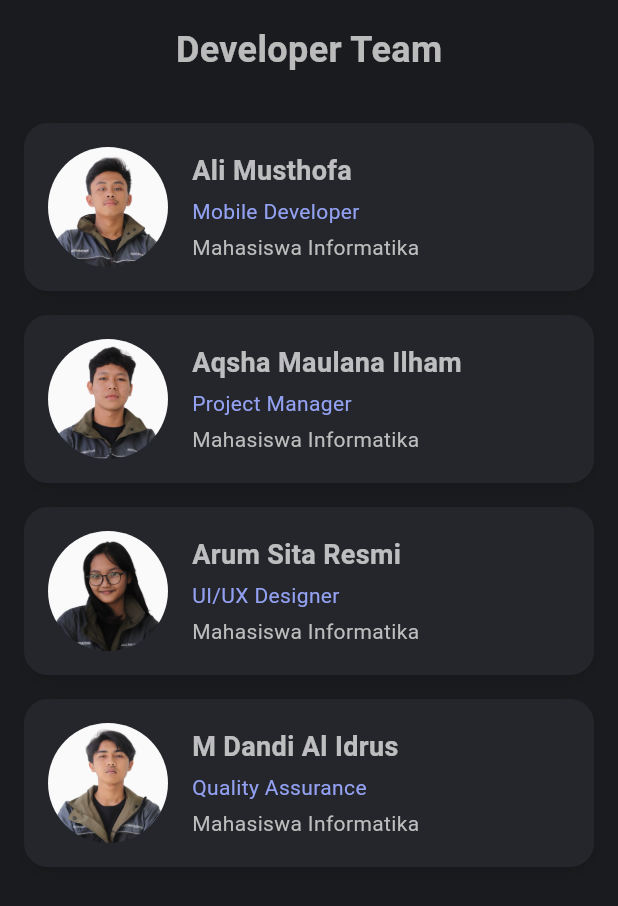
After one commit to Musthofali24/statistics-app-flutter, a Flutter app: the AboutScreen screen opened directly, on a phone screen of 412 x 824 dp. The commit adds this screen. Shown: the top 906 px of the screen. Run offline on Flutter 3.47's test engine with Material 3 defaults, Android fonts, the phone set to English and light mode, and no system bars; our stand-ins replace fl_chart, shared_preferences; accounts and stored records are empty.

Commit message:
feat(About): Add Page About

```diff
--- a/lib/core.dart
+++ b/lib/core.dart
@@ -8,5 +8,6 @@ export 'package:statiskita/screens/calculator_screen.dart';
 export 'package:statiskita/screens/home_screen.dart';
 export 'package:statiskita/screens/splash_screen.dart';
 export 'package:statiskita/screens/theory_screen.dart';
+export 'package:statiskita/screens/about_screen.dart';
 export 'package:statiskita/state_util.dart';
 export 'package:statiskita/widgets/theme_toggle.dart';
--- a/lib/providers/theme_provider.dart
+++ b/lib/providers/theme_provider.dart
@@ -37,7 +37,7 @@ class ThemeProvider with ChangeNotifier {
     scaffoldBackgroundColor: const Color(0xFF1A1B1E),
     colorScheme: const ColorScheme.dark(
       primary: Color(0xFF6B4EFF),
-      secondary: Color(0xFF9B85FF),
+      secondary: Color.fromARGB(255, 147, 161, 242),
       surface: Color(0xFF24262B),
       surfaceContainerHigh: Color(0xFF1A1B1E),
       onSurface: Colors.white,
@@ -109,7 +109,7 @@ class ThemeProvider with ChangeNotifier {
     scaffoldBackgroundColor: const Color(0xFFF5F5F5),
     colorScheme: const ColorScheme.light(
       primary: Color(0xFF6B4EFF),
-      secondary: Color(0xFF9B85FF),
+      secondary: Color.fromARGB(255, 147, 161, 242),
       surface: Colors.white,
       surfaceContainerHigh: Color(0xFFF5F5F5),
       onSurface: Color(0xFF1A1B1E),
--- /dev/null
+++ b/lib/screens/about_screen.dart
@@ -0,0 +1,163 @@
+import 'package:flutter/material.dart';
+import 'package:url_launcher/url_launcher.dart';
+
+class AboutScreen extends StatelessWidget {
+  const AboutScreen({super.key});
+
+  @override
+  Widget build(BuildContext context) {
+    return const Scaffold(
+      body: SafeArea(
+        child: SingleChildScrollView(
+          padding: EdgeInsets.all(16),
+          child: Column(
+            children: [
+              Text(
+                'Developer Team',
+                style: TextStyle(
+                  fontSize: 24,
+                  fontWeight: FontWeight.bold,
+                ),
+              ),
+              SizedBox(height: 32),
+              // Creator Profile Cards
+              CreatorProfileCard(
+                image: 'assets/profiles/profile_ali.png', // Add your image path
+                name: 'Ali Musthofa',
+                role: 'Mobile Developer',
+                description: 'Mahasiswa Informatika',
+                linkedinUrl:
+                    'https://www.linkedin.com/in/alimusthofabaharudin/',
+              ),
+              SizedBox(height: 16),
+              CreatorProfileCard(
+                image:
+                    'assets/profiles/profile_aqsha.png', // Add your image path
+                name: 'Aqsha Maulana Ilham',
+                role: 'Project Manager',
+                description: 'Mahasiswa Informatika',
+                linkedinUrl: 'https://www.linkedin.com/in/aqshamaulana/',
+              ),
+              SizedBox(height: 16),
+              CreatorProfileCard(
+                image:
+                    'assets/profiles/profile_arum.png', // Add your image path
+                name: 'Arum Sita Resmi',
+                role: 'UI/UX Designer',
+                description: 'Mahasiswa Informatika',
+                linkedinUrl:
+                    'https://www.linkedin.com/in/arum-sita-resmi-a2a203233/',
+              ),
+              SizedBox(height: 16),
+              CreatorProfileCard(
+                image:
+                    'assets/profiles/profile_dandi.png', // Add your image path
+                name: 'M Dandi Al Idrus',
+                role: 'Quality Assurance',
+                description: 'Mahasiswa Informatika',
+                linkedinUrl:
+                    'https://www.linkedin.com/in/m-dandi-al-idrus-b219a1247/',
+              ),
+              // Add more profiles as needed
+            ],
+          ),
+        ),
+      ),
+    );
+  }
+}
+
+class CreatorProfileCard extends StatelessWidget {
+  final String image;
+  final String name;
+  final String role;
+  final String description;
+  final String linkedinUrl;
+
+  const CreatorProfileCard({
+    super.key,
+    required this.image,
+    required this.name,
+    required this.role,
+    required this.description,
+    required this.linkedinUrl,
+  });
+
+  Future<void> _launchURL() async {
+    final Uri url = Uri.parse(linkedinUrl);
+    if (!await launchUrl(url)) {
+      throw Exception('Could not launch $url');
+    }
+  }
+
+  @override
+  Widget build(BuildContext context) {
+    return InkWell(
+        onTap: _launchURL,
+        child: Container(
+          width: double.infinity,
+          padding: const EdgeInsets.all(16),
+          decoration: BoxDecoration(
+            color: Theme.of(context).colorScheme.surface,
+            borderRadius: BorderRadius.circular(16),
+            boxShadow: [
+              BoxShadow(
+                color: Colors.black.withOpacity(0.1),
+                blurRadius: 8,
+                offset: const Offset(0, 4),
+              ),
+            ],
+          ),
+          child: Row(
+            children: [
+              // Profile Image
+              Container(
+                width: 80,
+                height: 80,
+                decoration: BoxDecoration(
+                  shape: BoxShape.circle,
+                  image: DecorationImage(
+                    image: AssetImage(image),
+                    fit: BoxFit.cover,
+                  ),
+                ),
+              ),
+              const SizedBox(width: 16),
+              // Profile Info
+              Expanded(
+                child: Column(
+                  crossAxisAlignment: CrossAxisAlignment.start,
+                  children: [
+                    Text(
+                      name,
+                      style: const TextStyle(
+                        fontSize: 18,
+                        fontWeight: FontWeight.bold,
+                      ),
+                    ),
+                    const SizedBox(height: 4),
+                    Text(
+                      role,
+                      style: TextStyle(
+                        fontSize: 14,
+                        color: Theme.of(context).colorScheme.secondary,
+                      ),
+                    ),
+                    const SizedBox(height: 4),
+                    Text(
+                      description,
+                      style: TextStyle(
+                        fontSize: 14,
+                        color: Theme.of(context).brightness == Brightness.dark
+                            ? Colors.grey[400]
+                            : Colors.grey[600],
+                      ),
+                    ),
+                  ],
+                ),
+              ),
+            ],
+          ),
+        ));
+  }
+}
--- a/lib/screens/navigation.dart
+++ b/lib/screens/navigation.dart
@@ -13,6 +13,7 @@ class _MainNavigationState extends State<MainNavigation> {
     const HomeScreen(),
     const CalculatorScreen(),
     const TheoryScreen(),
+    const AboutScreen(),
   ];
 
   @override
@@ -39,6 +40,11 @@ class _MainNavigationState extends State<MainNavigation> {
             selectedIcon: Icon(Icons.book),
             label: 'Theory',
           ),
+          NavigationDestination(
+            icon: Icon(Icons.people_outlined),
+            selectedIcon: Icon(Icons.people),
+            label: 'About',
+          ),
         ],
         selectedIndex: _selectedIndex,
         onDestinationSelected: (index) {
--- a/lib/screens/splash_screen.dart
+++ b/lib/screens/splash_screen.dart
@@ -60,8 +60,8 @@ class _SplashScreenState extends State<SplashScreen>
             begin: Alignment.topLeft,
             end: Alignment.bottomRight,
             colors: [
-              Color(0xFF2D3875),
-              Color(0xFF1E2761),
+              Color(0xFF6B4EFF),
+              Color(0xFF6B4EFF),
             ],
           ),
         ),
--- a/lib/screens/theory_screen.dart
+++ b/lib/screens/theory_screen.dart
@@ -9,7 +9,6 @@ class TheoryScreen extends StatelessWidget {
     return Scaffold(
       appBar: AppBar(
         title: const Text('Teori Statistik'),
-        backgroundColor: const Color(0xFF2D3875),
         actions: const [
           ThemeToggle(),
         ],
--- a/pubspec.yaml
+++ b/pubspec.yaml
@@ -37,6 +37,7 @@ dependencies:
   fl_chart: ^0.65.0
   provider: ^6.0.5
   shared_preferences: ^2.2.2
+  url_launcher: ^6.2.5
 
 dev_dependencies:
   flutter_test:
@@ -73,6 +74,10 @@ flutter:
     - assets/icon/logo.png
     - assets/icon/app_icon.png
     - assets/icon/Statiskita.png
+    - assets/profiles/profile_ali.png
+    - assets/profiles/profile_aqsha.png
+    - assets/profiles/profile_arum.png
+    - assets/profiles/profile_dandi.png
 
   # An image asset can refer to one or more resolution-specific "variants", see
   # https://flutter.dev/to/resolution-aware-images
```
Also changed, not shown: assets/profiles/profile_ali.png (added), assets/profiles/profile_aqsha.png (added), assets/profiles/profile_arum.png (added), assets/profiles/profile_dandi.png (added), pubspec.lock, 6 other files.
